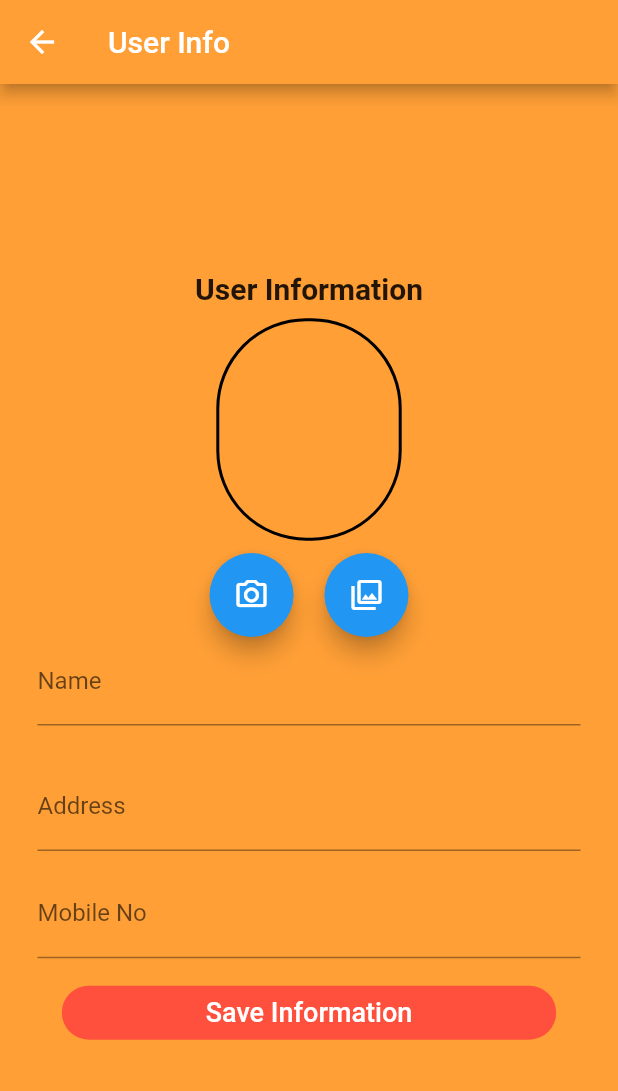
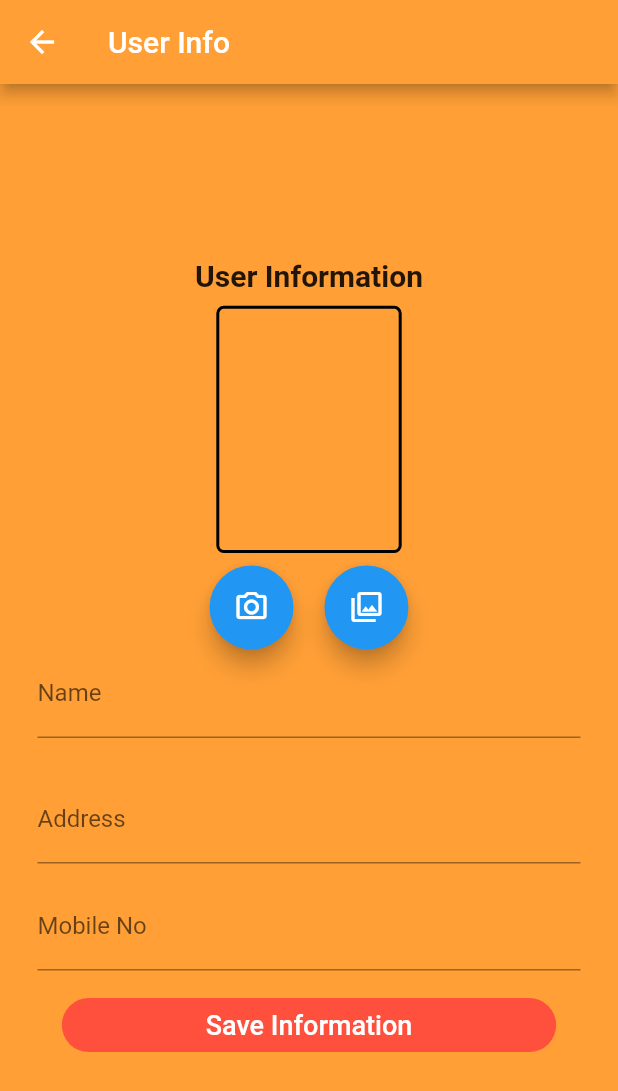
Before and after one commit to mostofa-mahmud/E-commerce, a Flutter app: the User_Info screen opened directly with empty values, on a phone screen of 412 x 824 dp. Shown: the top 1091 px of the screen. Run offline on Flutter 3.47's test engine with Material 2 defaults, Android fonts, the phone set to English and light mode, and no system bars; our stand-ins replace cloud_firestore, firebase_auth, firebase_storage, image_picker; accounts and stored records are empty; network calls fail.

```diff
--- a/lib/main.dart
+++ b/lib/main.dart
@@ -1,5 +1,7 @@
 import 'package:e_commerce/home_page.dart';
 import 'package:flutter/material.dart';
+
+import 'user_sign_In.dart';
 
 void main() {
   runApp(MyApp());
@@ -24,7 +26,7 @@ class MyApp extends StatelessWidget {
         // is not restarted.
         primarySwatch: Colors.blue,
       ),
-      home: HomePage(),
+      home: User_signIn(),
     );
   }
 }
--- a/lib/user_info.dart
+++ b/lib/user_info.dart
@@ -74,8 +74,7 @@ class _User_InfoState extends State<User_Info> {
 
 
 
-    return SafeArea(
-      child: Scaffold(
+    return Scaffold(
       backgroundColor: Color(0xFFff9f36),
       appBar: AppBar(
         backgroundColor: Color(0xFFff9f36),
@@ -94,9 +93,9 @@ class _User_InfoState extends State<User_Info> {
               Container(
                 decoration: BoxDecoration(
                   border: Border.all(color: Colors.black, width: 2),
-                    borderRadius: BorderRadius.circular(60)
+                  borderRadius: BorderRadius.circular(5)
                 ),
-                  height: MediaQuery.of(context).size.height * 0.18,
+                height: MediaQuery.of(context).size.height * 0.2,
                 width: MediaQuery.of(context).size.width * 0.3,
                 child: _image == null? Text(""):Image.file(_image!),
               ),
@@ -200,7 +199,6 @@ class _User_InfoState extends State<User_Info> {
           ),
         ),
       ),
-      ),
     );
   }
 }
--- a/lib/user_sign_In.dart
+++ b/lib/user_sign_In.dart
@@ -25,7 +25,7 @@ class _User_signInState extends State<User_signIn> {
       sinformstate.save();
       try{
         FirebaseUser user = await FirebaseAuth.instance.signInWithEmailAndPassword(email: _email, password: _pass);
-        Navigator.push(context, MaterialPageRoute(builder: (context) => HomePage()));
+        Navigator.push(context, MaterialPageRoute(builder: (context) => HomePage(_email)));
       }catch(e){
 
         if(e.toString().substring(0,17) == 'PlatformException'){
--- a/lib/user_sign_up.dart
+++ b/lib/user_sign_up.dart
@@ -2,6 +2,8 @@
 import 'package:e_commerce/user_sign_In.dart';
 import 'package:firebase_auth/firebase_auth.dart';
 import 'package:flutter/material.dart';
+
+import 'user_info.dart';
 
 class User_signUp extends StatefulWidget {
   const User_signUp({Key? key}) : super(key: key);
@@ -25,7 +27,7 @@ class _User_signUpState extends State<User_signUp> {
       try{
         if(_passwrd == _rpasswrd && _passwrd.length >= 6){
           FirebaseUser newuser = await FirebaseAuth.instance.createUserWithEmailAndPassword(email: _emailController.text, password: _passwrd);
-          Navigator.push(context, MaterialPageRoute(builder: (context)=>User_signIn()));
+          Navigator.push(context, MaterialPageRoute(builder: (context)=>User_Info(_emailController.text)));
         }
         else if(_passwrd != _rpasswrd){
           showDialog(context: context, builder: (BuildContext context) {
```
Also changed, not shown: lib/home_page.dart (+17 -4 lines), lib/other_pages.dart (+16 -8 lines), lib/user_history.dart (added, +19 -0 lines), pubspec.lock. Lines whose indentation alone changed are shown as unchanged.
